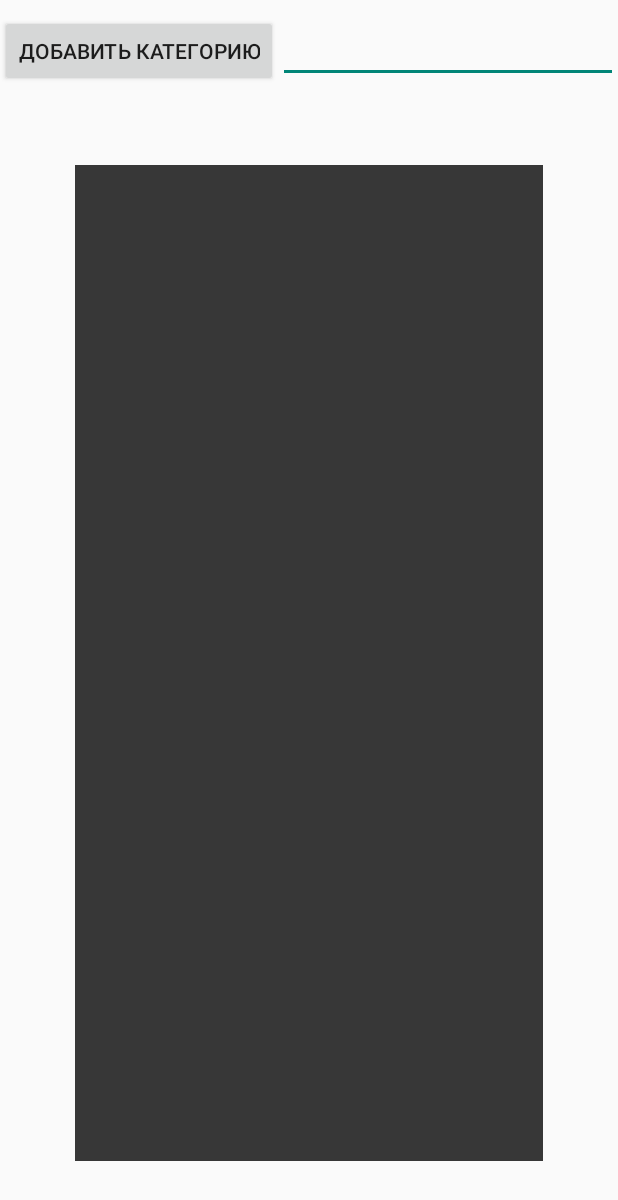
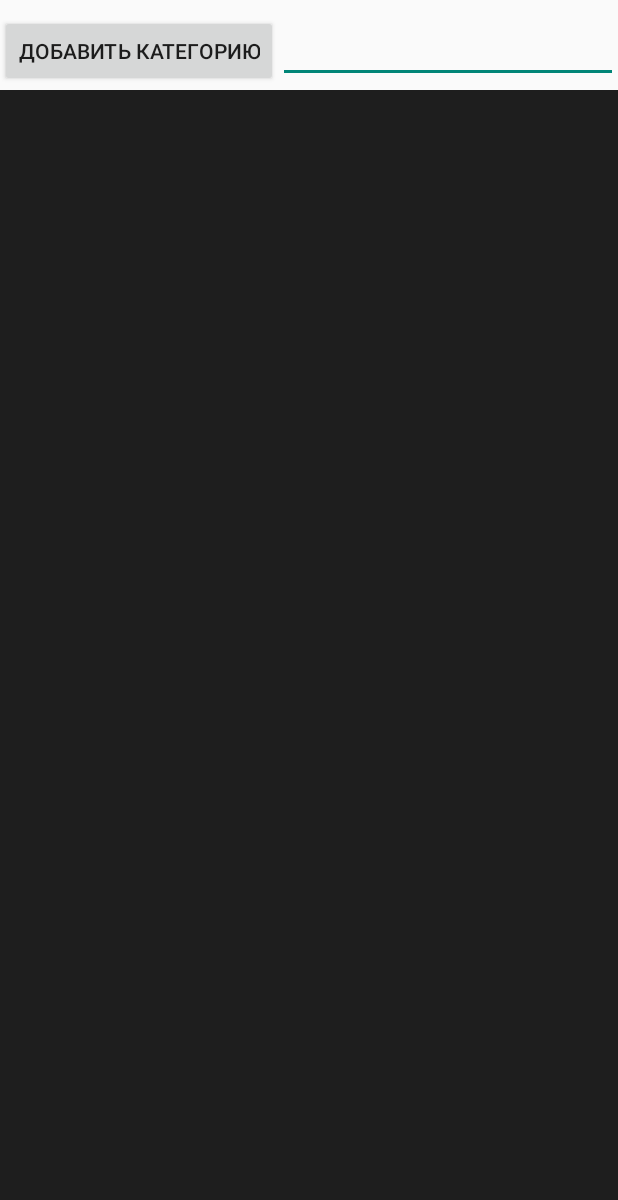
Before and after one commit to javam/git_learn, an Android app: the CategoryActivity screen opened directly, with no data from a screen before it, on a phone screen of 412 x 824 dp. Shown: the top 1200 px of the screen. Run offline under Robolectric (Android 15) with nearby library versions, the phone set to English and light mode, and no system bars.

Commit message:
new pics

```diff
--- a/app/src/main/res/layout/category_list_edit.xml
+++ b/app/src/main/res/layout/category_list_edit.xml
@@ -29,8 +29,7 @@
     xmlns:android="http://schemas.android.com/apk/res/android"
     android:layout_width="match_parent"
     android:layout_height="match_parent"
-    android:layout_margin="50dp"
-    android:background="#373737"
+    android:background="#1e1e1e"
     android:id="@+id/categoryEditLayoutBack"
     android:orientation="vertical">
 
```
Also changed, not shown: app/src/main/res/drawable-hdpi/close-circle-outline.png (added), app/src/main/res/drawable-hdpi/dots-vertical.png (added), app/src/main/res/drawable-hdpi/menu.png (added), app/src/main/res/drawable-hdpi/minus.png (added), 2 other files.
